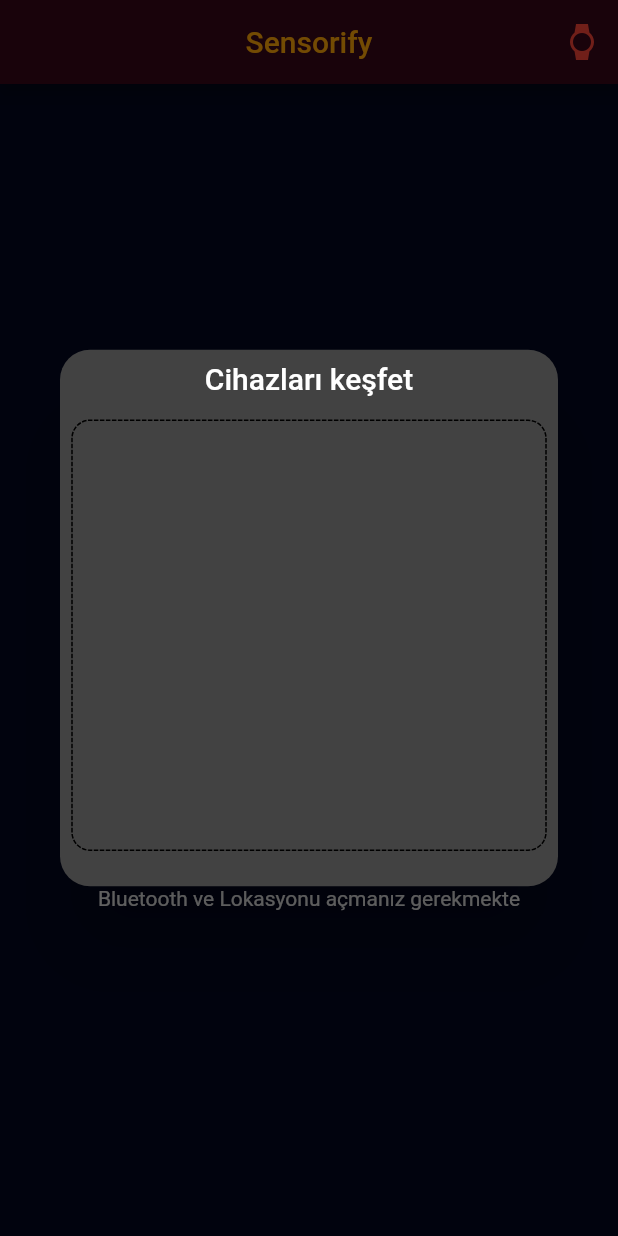
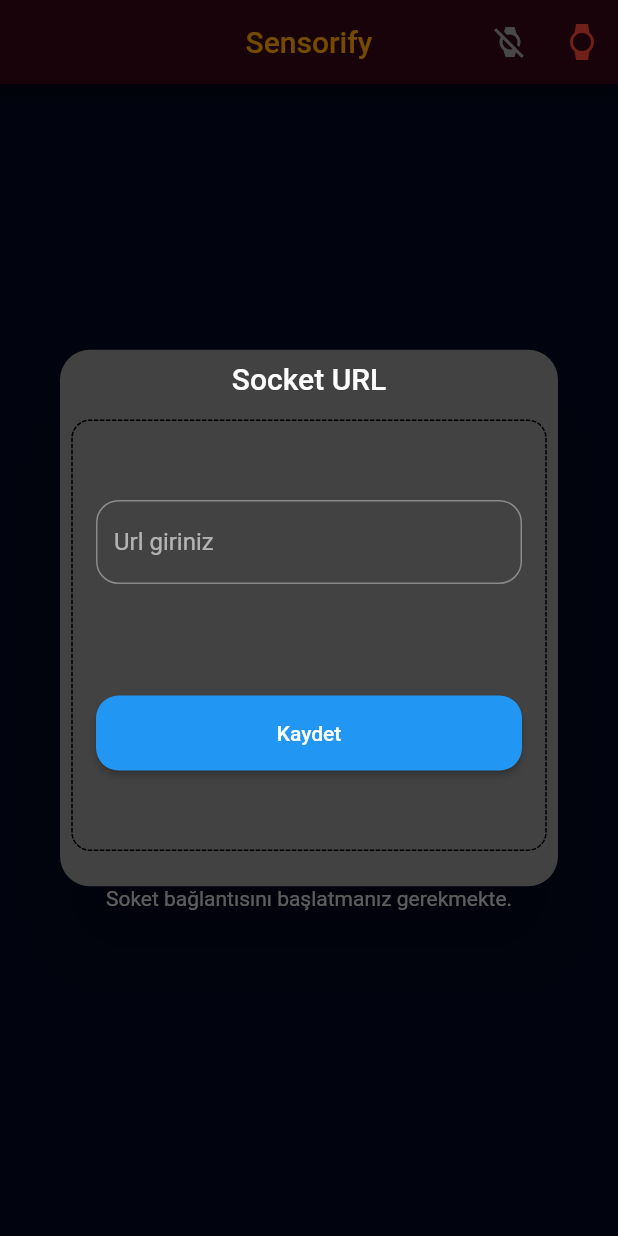
Before and after one commit to MURABIT-PASHA/Sensorify, a Flutter app: the screen it shows after launch, after a tap on the "watch" icon, on a phone screen of 412 x 824 dp. Run offline on Flutter 3.47's test engine with Material 2 defaults, Android fonts, the phone set to English and light mode, and no system bars; drawn by our look-alikes of dotted_border; our stand-ins replace flutter_native_splash, flutter_svg, get, lottie, permission_handler, rxdart and 2 more; missing offline and left inert: external_path, real_time_chart, web_socket_client; project files that could hold a hidden picture were left out.

Commit message:
New socket

```diff
--- a/lib/helpers/socket_helper.dart
+++ b/lib/helpers/socket_helper.dart
@@ -1,10 +1,31 @@
 import 'package:sensorify/models/message_model.dart';
+import 'package:web_socket_client/web_socket_client.dart';
 
-class SocketHelper{
+class SocketHelper {
+  WebSocket socket = WebSocket(Uri.parse('http://localhost:8080'));
+
   void sendMessage(MessageModel messageModel) {
-
+    socket.send('ping');
   }
 
-  getStream() {}
+  getStream() {
+    socket.messages.listen((message) {
+      // Handle incoming messages.
+    });
+  }
 
+  Future<bool> connect({required String url}) async {
+    socket = WebSocket(Uri.parse(url));
+    if (socket.connection.state is Connected) {
+      return true;
+    } else {
+      return false;
+    }
+  }
+
+  void closeConnection() {
+    if (socket.connection.state is Connected) {
+      socket.close();
+    }
+  }
 }
--- a/lib/main.dart
+++ b/lib/main.dart
@@ -5,8 +5,9 @@
 import 'package:permission_handler/permission_handler.dart';
 import 'package:provider/provider.dart';
 import 'package:sensorify/constants.dart';
-import 'package:sensorify/pages/bluetooth_status_page.dart';
-import 'package:sensorify/provider/device_status_provider.dart';
+import 'package:sensorify/helpers/socket_helper.dart';
+import 'package:sensorify/pages/socket_status_page.dart';
+import 'package:sensorify/provider/socket_status_provider.dart';
 import 'package:sensorify/provider/order_status_provider.dart';
 import 'package:sensorify/theme.dart';
 import 'package:sensorify/widgets/scan_dialog.dart';
@@ -47,18 +48,14 @@
 }
 
 class _HomePageState extends State<HomePage> {
-  Rx<bool> isBluetoothAvailable = false.obs;
-  Rx<bool> isDeviceConnected = false.obs;
 
-  void startSocketIfConnectedBefore() {}
+  Future checkPermissions() async {
+    await Permission.storage.request();
+  }
 
   @override
   void initState() {
-    [
-      Permission.storage,
-    ].request().then((value) {
-      startSocketIfConnectedBefore();
-    });
+    checkPermissions();
     FlutterNativeSplash.remove();
     super.initState();
   }
@@ -67,52 +64,63 @@
   Widget build(BuildContext context) {
     final socketStatus =
         Provider.of<SocketStatusProvider>(context, listen: true);
+    socketStatus.checkRegistration();
     return AnnotatedRegion<SystemUiOverlayStyle>(
       value: const SystemUiOverlayStyle(
         statusBarColor: Colors.transparent,
         systemNavigationBarColor: primaryBackgroundColor,
         systemNavigationBarIconBrightness: Brightness.light,
       ),
-      child: Obx(() {
-        socketStatus.checkRegistration();
-        return Scaffold(
-          appBar: !socketStatus.isDeviceConnected
-              ? AppBar(
+      child: Scaffold(
+        appBar: AppBar(
           centerTitle: true,
           title: const Text("Sensorify"),
           actions: [
+            IconButton(onPressed: ()async{
+              await socketStatus.registerSocketAddress('NULL');
+            }, icon: const Icon(Icons.watch_off, color: Colors.grey,)),
             IconButton(
               onPressed: () async {
-                          if (socketStatus.isDeviceRegistered &&
-                              socketStatus.deviceAddress != "NULL" &&
-                              socketStatus.deviceAddress != "") {
+                if (socketStatus.isSocketRegistered) {
+                  if(socketStatus.isSocketConnected) {
+                    SocketHelper socketHelper = SocketHelper();
+                    socketHelper.closeConnection();
+                    socketStatus.updateConnectionStatus(false);
+                  }else{
+                    SocketHelper socketHelper = SocketHelper();
+                    socketHelper.connect(url: socketStatus.socketAddress).then((value){
+                      if(value){
+                        socketStatus.updateConnectionStatus(true);
+                      }else{
+                        Get.snackbar('Hata', 'Sokete bağlanılamadı');
+                      }
+                    });
+                  }
                 } else {
                   Get.defaultDialog(
-                              title: "Cihazları keşfet",
+                    title: "Socket URL",
                     content: ScanDialog(
                       width: MediaQuery.of(context).size.width - 100,
-                                height:
-                                    MediaQuery.of(context).size.height * 2 / 3,
+                      height: MediaQuery.of(context).size.height * 2 / 3,
                     ),
                   );
                 }
               },
               icon: Icon(Icons.watch,
-                            color: socketStatus.isDeviceConnected
+                  color: socketStatus.isSocketConnected
                       ? Colors.green
                       : Colors.red),
             )
-                    ])
-              : null,
-          body: isBluetoothAvailable.value
-              ? socketStatus.isDeviceConnected
+          ],
+        ),
+        body: socketStatus.isSocketConnected
+            ? socketStatus.isOtherDeviceConnected
                 ? const DevicePage()
                 : const Center(
                     child: Text("Hiçbir cihaz bağlı değil"),
                   )
-              : const BluetoothStatusPage(),
-        );
-      }),
+            : const SocketStatusPage(),
+      ),
     );
   }
 }
--- a/lib/pages/device_page.dart
+++ b/lib/pages/device_page.dart
@@ -12,7 +12,7 @@
 import 'package:sensorify/pages/record_settings_page.dart';
 import 'package:sensorify/pages/recording_page.dart';
 import 'package:sensorify/pages/training_page.dart';
-import 'package:sensorify/provider/device_status_provider.dart';
+import 'package:sensorify/provider/socket_status_provider.dart';
 import 'package:sensorify/types.dart';
 import 'package:sensorify/widgets/content_box.dart';
 import 'package:sensorify/widgets/scan_dialog.dart';
@@ -136,7 +136,7 @@
             actions: [
               IconButton(
                 onPressed: () async {
-                  if (provider.isDeviceRegistered == false) {
+                  if (provider.isSocketRegistered == false) {
                     Get.defaultDialog(
                         title: 'Select your device',
                         content: ScanDialog(
@@ -153,7 +153,7 @@
                 },
                 icon: Icon(
                   Icons.watch,
-                  color: provider.isDeviceConnected ? Colors.green : Colors.red,
+                  color: provider.isSocketConnected ? Colors.green : Colors.red,
                 ),
               ),
             ],
--- a/lib/pages/bluetooth_status_page.dart
+++ b/lib/pages/socket_status_page.dart
@@ -1,7 +1,7 @@
 import 'package:flutter/material.dart';
 
-class BluetoothStatusPage extends StatelessWidget {
-  const BluetoothStatusPage({Key? key}) : super(key: key);
+class SocketStatusPage extends StatelessWidget {
+  const SocketStatusPage({Key? key}) : super(key: key);
 
   @override
   Widget build(BuildContext context) {
@@ -10,11 +10,11 @@
       mainAxisAlignment: MainAxisAlignment.spaceEvenly,
       children: const [
         Icon(
-          Icons.bluetooth_disabled,
+          Icons.private_connectivity_outlined,
           color: Colors.grey,
           size: 100.0,
         ),
-        Text("Bluetooth ve Lokasyonu açmanız gerekmekte")
+        Text("Soket bağlantısını başlatmanız gerekmekte.")
       ],
     ));
   }
--- a/lib/provider/device_status_provider.dart
+++ /dev/null
@@ -1,51 +0,0 @@
-import 'package:flutter/material.dart';
-import 'package:shared_preferences/shared_preferences.dart';
-
-class SocketStatusProvider extends ChangeNotifier {
-  bool _isDeviceRegistered = false;
-
-  bool get isDeviceRegistered => _isDeviceRegistered;
-
-  String _deviceAddress = "NULL";
-
-  String get deviceAddress => _deviceAddress;
-
-  bool _isDeviceConnected = false;
-
-  bool get isDeviceConnected => _isDeviceConnected;
-
-
-  Future<bool> registerDeviceAddress(String address) async {
-    final prefs = await SharedPreferences.getInstance();
-    prefs.setBool("isDeviceExist", true);
-    prefs.setString("deviceAddress", address);
-    _deviceAddress = address;
-    _updateRegistrationStatus(true);
-    return true;
-  }
-
-  Future checkRegistration() async {
-    final prefs = await SharedPreferences.getInstance();
-    final existence = prefs.getBool("isDeviceExist") ?? false;
-    if (existence) {
-      final address = prefs.getString("deviceAddress") ?? "NULL";
-      if (address != "NULL") {
-        if (!_isDeviceRegistered) {
-          _deviceAddress = address;
-          _updateRegistrationStatus(true);
-        }
-      }
-    }
-  }
-
-
-  void _updateRegistrationStatus(bool status) {
-    _isDeviceRegistered = status;
-    notifyListeners();
-  }
-
-  void updateConnectionStatus(bool status) {
-    _isDeviceConnected = status;
-    notifyListeners();
-  }
-}
--- /dev/null
+++ b/lib/provider/socket_status_provider.dart
@@ -0,0 +1,67 @@
+import 'package:flutter/material.dart';
+import 'package:shared_preferences/shared_preferences.dart';
+
+class SocketStatusProvider extends ChangeNotifier {
+  bool _isSocketRegistered = false;
+
+  bool get isSocketRegistered => _isSocketRegistered;
+
+  String _socketAddress = "NULL";
+
+  String get socketAddress => _socketAddress;
+
+  bool _isSocketConnected = false;
+
+  bool get isSocketConnected => _isSocketConnected;
+
+  bool _isOtherDeviceConnected = false;
+
+  bool get isOtherDeviceConnected => _isOtherDeviceConnected;
+
+
+  Future<bool> registerSocketAddress(String address) async {
+    final prefs = await SharedPreferences.getInstance();
+    if(address == "NULL"){
+      prefs.setBool("isSocketExist", false);
+      prefs.setString("socketAddress", 'NULL');
+      _socketAddress = 'NULL';
+      _updateRegistrationStatus(false);
+    }else{
+      prefs.setBool("isSocketExist", true);
+      prefs.setString("socketAddress", address);
+      _socketAddress = address;
+      _updateRegistrationStatus(true);
+    }
+    return true;
+  }
+
+  Future checkRegistration() async {
+    final prefs = await SharedPreferences.getInstance();
+    final existence = prefs.getBool("isSocketExist") ?? false;
+    if (existence) {
+      final address = prefs.getString("socketAddress") ?? "NULL";
+      if (address != "NULL") {
+        if (!_isSocketRegistered) {
+          _socketAddress = address;
+          _updateRegistrationStatus(true);
+        }
+      }
+    }
+  }
+
+
+  void _updateRegistrationStatus(bool status) {
+    _isSocketRegistered = status;
+    notifyListeners();
+  }
+
+  void updateConnectionStatus(bool status) {
+    _isSocketConnected = status;
+    notifyListeners();
+  }
+
+  void updateOtherDeviceConnectionStatus(bool status){
+    _isOtherDeviceConnected = status;
+    notifyListeners();
+  }
+}
--- a/lib/widgets/scan_dialog.dart
+++ b/lib/widgets/scan_dialog.dart
@@ -1,7 +1,9 @@
 import 'package:dotted_border/dotted_border.dart';
 import 'package:flutter/material.dart';
+import 'package:get/get.dart';
 import 'package:provider/provider.dart';
-import 'package:sensorify/provider/device_status_provider.dart';
+import 'package:sensorify/helpers/socket_helper.dart';
+import 'package:sensorify/provider/socket_status_provider.dart';
 
 class ScanDialog extends StatefulWidget {
   final double width;
@@ -14,7 +16,6 @@
 }
 
 class _ScanDialogState extends State<ScanDialog> {
-
   @override
   void initState() {
     super.initState();
@@ -22,9 +23,9 @@
 
   @override
   Widget build(BuildContext context) {
-    final SocketStatusProvider socketStatus = Provider.of<SocketStatusProvider>(context);
-    final double contextHeight = widget.height;
-    final double contextWidth = widget.width;
+    RxString socketUrl = "".obs;
+    final SocketStatusProvider socketStatus =
+        Provider.of<SocketStatusProvider>(context);
 
     return DottedBorder(
       borderType: BorderType.RRect,
@@ -33,11 +34,62 @@
       child: ClipRRect(
         borderRadius: const BorderRadius.all(Radius.circular(12)),
         child: SizedBox(
-          height: contextHeight / 2,
-          width: contextWidth,
-          child: Container()
+          height: widget.height / 2,
+          width: widget.width,
+          child: Container(
+            padding: const EdgeInsets.all(10),
+            child: Column(
+              mainAxisAlignment: MainAxisAlignment.spaceAround,
+              children: [
+                TextField(
+                  onChanged: (value) {
+                    socketUrl.value = value;
+                  },
+                  decoration: InputDecoration(
+                    border: OutlineInputBorder(
+                      borderRadius: BorderRadius.circular(15),
+                    ),
+                    hintText: 'Örn. https://localhost:8080',
+                    labelText: 'Url giriniz',
+                    labelStyle: const TextStyle(fontSize: 16),
+                  ),
+                  style: const TextStyle(fontSize: 14),
+                  maxLines: 1,
+                ),
+                ElevatedButton(
+                  onPressed: () {
+                    if (checkValidate(socketUrl.value)) {
+                      final SocketHelper socket = SocketHelper();
+                      socket.connect(
+                        url: socketUrl.value,
+                      ).then((value){
+                        if(value){
+                          socketStatus.registerSocketAddress(socketUrl.value);
+                        }
+                        Get.back();
+                      });
+                    } else {
+                      Get.snackbar('Hata', 'Lütfen doğru bir adres giriniz');
+                    }
+                  },
+                  style: ElevatedButton.styleFrom(
+                    shape: RoundedRectangleBorder(
+                      borderRadius: BorderRadius.circular(15),
+                    ),
+                    minimumSize: const Size(double.infinity, 50),
+                    maximumSize: const Size(double.infinity, 56),
+                  ),
+                  child: const Text('Kaydet'),
+                ),
+              ],
+            ),
+          ),
         ),
       ),
     );
   }
+
+  bool checkValidate(String value) {
+    return true;
+  }
 }
--- a/pubspec.yaml
+++ b/pubspec.yaml
@@ -50,7 +50,7 @@
   rxdart: ^0.27.7
   lottie: ^2.3.2
   url_launcher: ^6.1.11
-  socket_io_client: ^2.0.3+1
+  web_socket_client: ^0.1.0
 
 dev_dependencies:
   flutter_test:
```
Also changed, not shown: pubspec.lock. Lines whose indentation alone changed are shown as unchanged.
